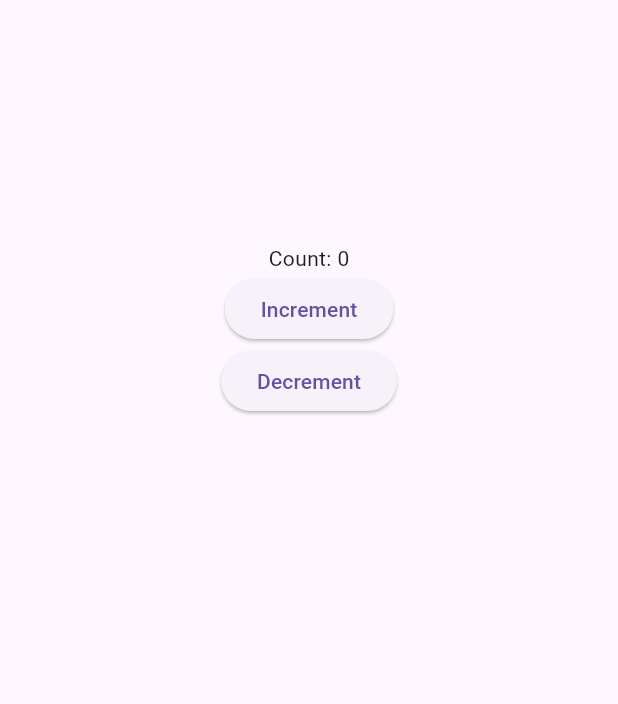
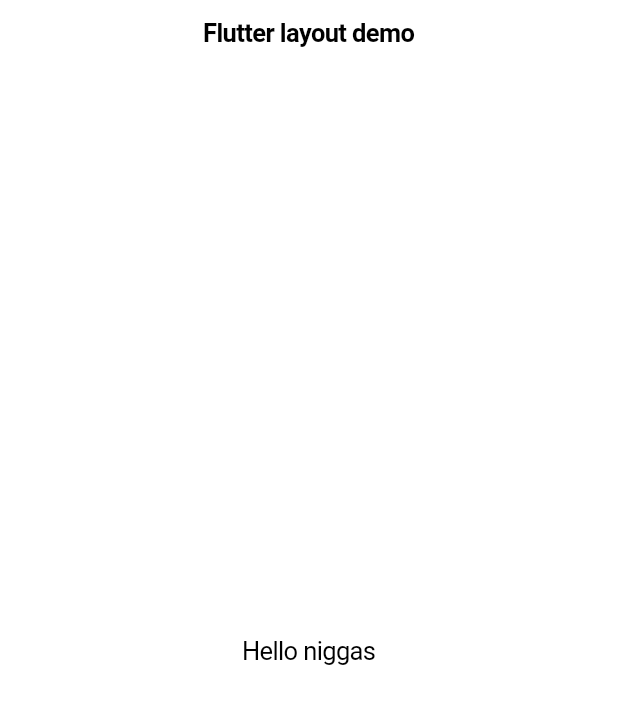
Before and after one commit to Davematteer/Yugiohhh_App, a Flutter app: the screen it shows after launch, on a phone screen of 412 x 824 dp. Shown: the top 704 px of the screen. Run offline on Flutter 3.47's test engine with Material 3 defaults, Android fonts, the phone set to English and light mode, and no system bars.

Commit message:
still playing around with frontend

```diff
--- a/front_end/lib/main.dart
+++ b/front_end/lib/main.dart
@@ -1,55 +1,33 @@
+import 'package:flutter/cupertino.dart';
 import 'package:flutter/material.dart';
 
 void main(){
-  runApp(const MainPage());
+  runApp(const MyApp());
 }
 
-class MainPage extends StatelessWidget{
-  const MainPage({super.key});
+class MyApp extends StatelessWidget{
+  const MyApp({super.key});
 
   @override
-  Widget build(BuildContext context){
-    return const MaterialApp(
-      home: CounterPage()
+  Widget build(BuildContext context) {
+    return const CupertinoApp(
+      title: 'Flutter App',
+      theme: CupertinoThemeData(
+        brightness: Brightness.light,
+      ),
+      home: CupertinoPageScaffold(
+        navigationBar: CupertinoNavigationBar(
+          backgroundColor: CupertinoColors.systemGrey,
+          middle: Text('Flutter layout demo'),
+        ),
+      child: Center(
+        child: Column(
+          mainAxisAlignment: MainAxisAlignment.center,
+          children: [
+            Text('Hello niggas')
+          ],),),
+      ),
+
     );
   }
 }
-
-
-class CounterPage extends StatefulWidget{
-  const CounterPage({super.key});
-
-  @override
-  State<CounterPage> createState() => _CounterState();
-}
-class _CounterState extends State<CounterPage>{
-
-  int _count = 0;
-
-  @override
-  Widget build(BuildContext context){
-    return Scaffold(
-      body: Center(
-        child: Container(
-          height: 500,
-          child: Padding(
-            padding: const EdgeInsets.symmetric(),
-            child: Column(
-              children: [
-                Text('Count: $_count'),
-                ElevatedButton(
-                  onPressed: ()=> setState(()=>_count++),
-                  child: Text('Increment') ),
-                ElevatedButton(
-                  onPressed: ()=> setState(() => _count--),
-                  child: Text('Decrement'))
-              ],
-            ),
-          )
-        ),
-      ),
-    );
-  }
-
-
-}
```
